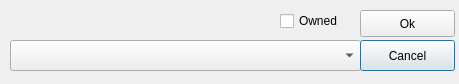
First picture: the form in vehicle_edit.ui, repository unwisegeek/GTAGarageTracker, before the edit.
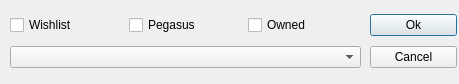
Second picture: the form after the edit.

What changed in the file:
```diff
--- a/vehicle_edit.ui
+++ b/vehicle_edit.ui
@@ -25,54 +25,71 @@
   <property name="windowTitle">
    <string>Vehicle Editor</string>
   </property>
-  <widget class="QComboBox" name="comboGarage">
+  <widget class="QWidget" name="">
+   <property name="geometry">
+    <rect>
+     <x>370</x>
+     <y>10</y>
+     <width>87</width>
+     <height>62</height>
+    </rect>
+   </property>
+   <layout class="QVBoxLayout" name="verticalLayout">
+    <item>
+     <widget class="QPushButton" name="pushOk">
+      <property name="text">
+       <string>Ok</string>
+      </property>
+     </widget>
+    </item>
+    <item>
+     <widget class="QPushButton" name="pushCancel">
+      <property name="text">
+       <string>Cancel</string>
+      </property>
+     </widget>
+    </item>
+   </layout>
+  </widget>
+  <widget class="QWidget" name="">
    <property name="geometry">
     <rect>
      <x>10</x>
-     <y>40</y>
+     <y>10</y>
      <width>351</width>
-     <height>31</height>
+     <height>63</height>
     </rect>
    </property>
-  </widget>
-  <widget class="QCheckBox" name="checkOwned">
-   <property name="geometry">
-    <rect>
-     <x>280</x>
-     <y>10</y>
-     <width>78</width>
-     <height>22</height>
-    </rect>
-   </property>
-   <property name="text">
-    <string>Owned</string>
-   </property>
-  </widget>
-  <widget class="QPushButton" name="pushCancel">
-   <property name="geometry">
-    <rect>
-     <x>360</x>
-     <y>40</y>
-     <width>95</width>
-     <height>31</height>
-    </rect>
-   </property>
-   <property name="text">
-    <string>Cancel</string>
-   </property>
-  </widget>
-  <widget class="QPushButton" name="pushOk">
-   <property name="geometry">
-    <rect>
-     <x>360</x>
-     <y>10</y>
-     <width>95</width>
-     <height>27</height>
-    </rect>
-   </property>
-   <property name="text">
-    <string>Ok</string>
-   </property>
+   <layout class="QVBoxLayout" name="verticalLayout_2">
+    <item>
+     <layout class="QHBoxLayout" name="horizontalLayout">
+      <item>
+       <widget class="QCheckBox" name="checkWishlist">
+        <property name="text">
+         <string>Wishlist</string>
+        </property>
+       </widget>
+      </item>
+      <item>
+       <widget class="QCheckBox" name="checkPegasus">
+        <property name="text">
+         <string>Pegasus</string>
+        </property>
+       </widget>
+      </item>
+      <item>
+       <widget class="QCheckBox" name="checkOwned">
+        <property name="text">
+         <string>Owned</string>
+        </property>
+       </widget>
+      </item>
+     </layout>
+    </item>
+    <item>
+     <widget class="QComboBox" name="comboGarage"/>
+    </item>
+   </layout>
   </widget>
  </widget>
  <resources/>
```
